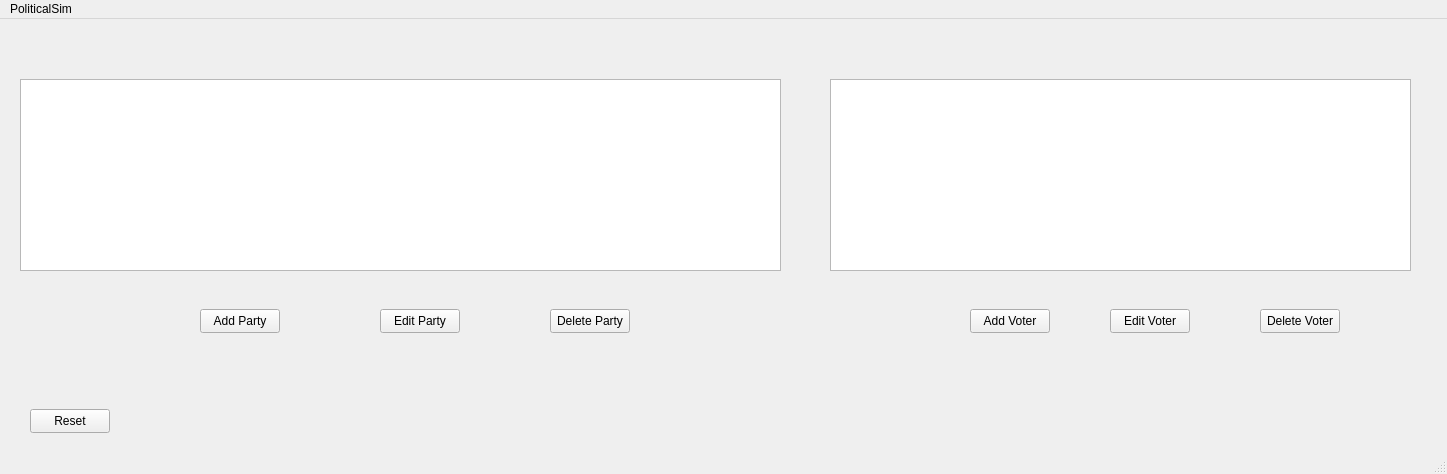
4ahlikNevmiruchi/PoliticalSim, file src/gui/mainwindow.ui: the form before one commit.
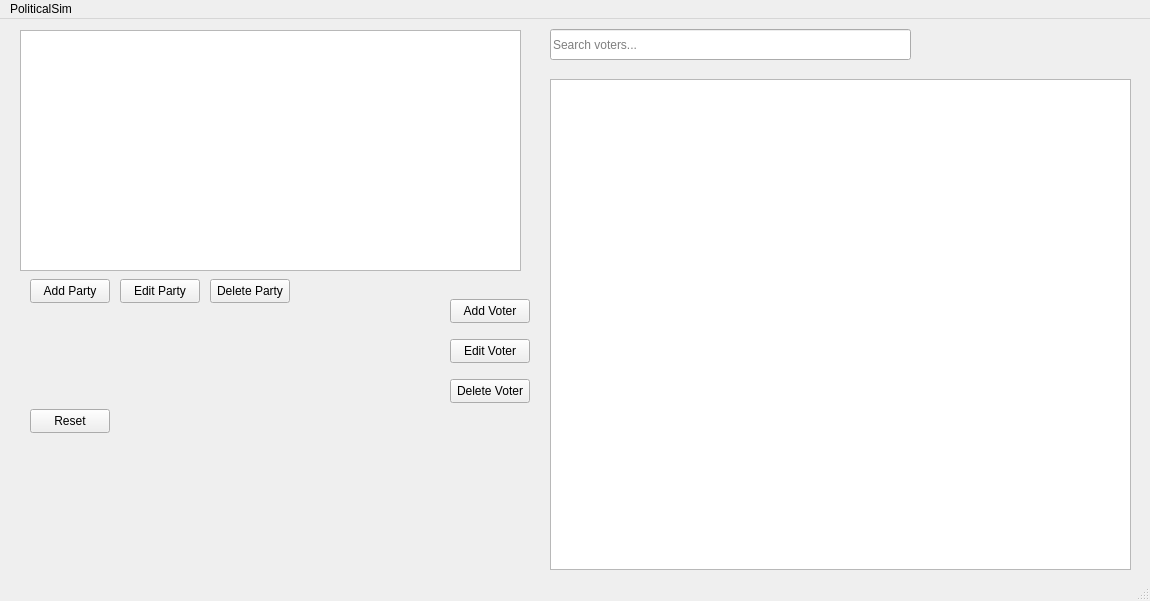
The form after the commit.

Commit message: search bar, ui overhaul

Diff of the .ui file:
```diff
--- a/src/gui/mainwindow.ui
+++ b/src/gui/mainwindow.ui
@@ -6,8 +6,8 @@
    <rect>
     <x>0</x>
     <y>0</y>
-    <width>1447</width>
-    <height>474</height>
+    <width>1150</width>
+    <height>601</height>
    </rect>
   </property>
   <property name="windowTitle">
@@ -18,17 +18,17 @@
     <property name="geometry">
      <rect>
       <x>20</x>
-      <y>60</y>
-      <width>761</width>
-      <height>192</height>
+      <y>11</y>
+      <width>501</width>
+      <height>241</height>
      </rect>
     </property>
    </widget>
    <widget class="QPushButton" name="addPartyButton">
     <property name="geometry">
      <rect>
-      <x>200</x>
-      <y>290</y>
+      <x>30</x>
+      <y>260</y>
       <width>80</width>
       <height>24</height>
      </rect>
@@ -40,18 +40,27 @@
    <widget class="QTableView" name="voterTableView">
     <property name="geometry">
      <rect>
-      <x>830</x>
+      <x>550</x>
       <y>60</y>
       <width>581</width>
-      <height>192</height>
+      <height>491</height>
      </rect>
     </property>
+    <property name="mouseTracking">
+     <bool>true</bool>
+    </property>
+    <property name="dragEnabled">
+     <bool>true</bool>
+    </property>
+    <property name="sortingEnabled">
+     <bool>true</bool>
+    </property>
    </widget>
    <widget class="QPushButton" name="addVoterButton">
     <property name="geometry">
      <rect>
-      <x>970</x>
-      <y>290</y>
+      <x>450</x>
+      <y>280</y>
       <width>80</width>
       <height>24</height>
      </rect>
@@ -63,8 +72,8 @@
    <widget class="QPushButton" name="deletePartyButton">
     <property name="geometry">
      <rect>
-      <x>550</x>
-      <y>290</y>
+      <x>210</x>
+      <y>260</y>
       <width>80</width>
       <height>24</height>
      </rect>
@@ -76,8 +85,8 @@
    <widget class="QPushButton" name="deleteVoterButton">
     <property name="geometry">
      <rect>
-      <x>1260</x>
-      <y>290</y>
+      <x>450</x>
+      <y>360</y>
       <width>80</width>
       <height>24</height>
      </rect>
@@ -89,8 +98,8 @@
    <widget class="QPushButton" name="editPartyButton">
     <property name="geometry">
      <rect>
-      <x>380</x>
-      <y>290</y>
+      <x>120</x>
+      <y>260</y>
       <width>80</width>
       <height>24</height>
      </rect>
@@ -102,8 +111,8 @@
    <widget class="QPushButton" name="editVoterButton">
     <property name="geometry">
      <rect>
-      <x>1110</x>
-      <y>290</y>
+      <x>450</x>
+      <y>320</y>
       <width>80</width>
       <height>24</height>
      </rect>
@@ -125,13 +134,26 @@
      <string>Reset</string>
     </property>
    </widget>
+   <widget class="QLineEdit" name="voterSearchEdit">
+    <property name="geometry">
+     <rect>
+      <x>550</x>
+      <y>10</y>
+      <width>361</width>
+      <height>31</height>
+     </rect>
+    </property>
+    <property name="placeholderText">
+     <string>Search voters...</string>
+    </property>
+   </widget>
   </widget>
   <widget class="QMenuBar" name="menubar">
    <property name="geometry">
     <rect>
      <x>0</x>
      <y>0</y>
-     <width>1447</width>
+     <width>1150</width>
      <height>21</height>
     </rect>
    </property>
```
The commit also changes 2 other files.
